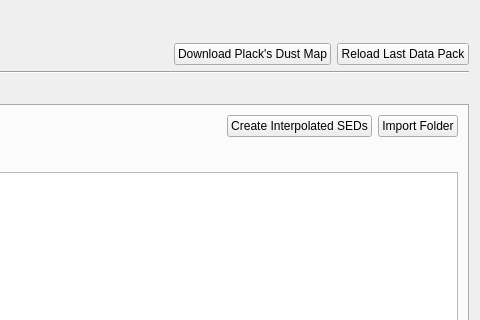
The window that PhzQtUI/auxdir/PhzQtUI/FormAuxDataManagement.ui (astrorama/Phosphoros) describes before a commit, drawn with Qt 5; both pictures show x 593 to 1073 and y 0 to 320 of the 1073 by 831 pixel window.
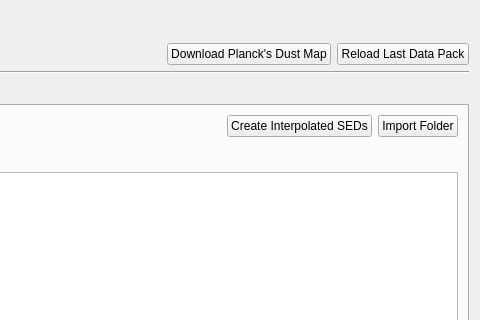
The same window after the commit.

Diff of the .ui file:
```diff
--- a/PhzQtUI/auxdir/PhzQtUI/FormAuxDataManagement.ui
+++ b/PhzQtUI/auxdir/PhzQtUI/FormAuxDataManagement.ui
@@ -70,7 +70,7 @@
      <item>
       <widget class="QPushButton" name="btn_planck">
        <property name="text">
-        <string>Download Plack's Dust Map</string>
+        <string>Download Planck's Dust Map</string>
        </property>
       </widget>
      </item>
```
